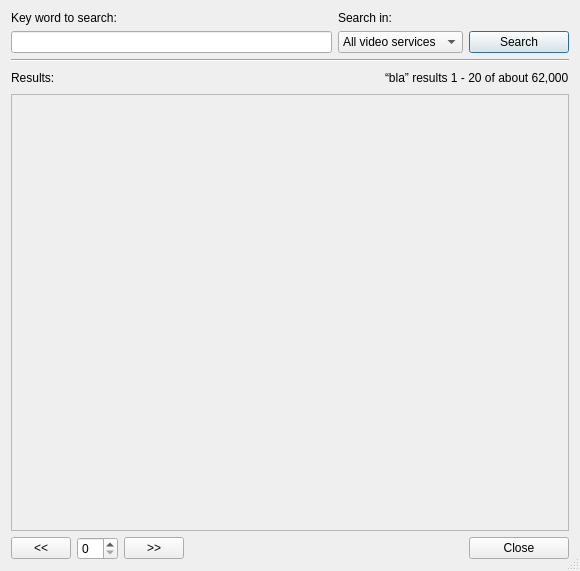
Qt form ui/searchvideos.ui (ckorn/xvst) before a commit.
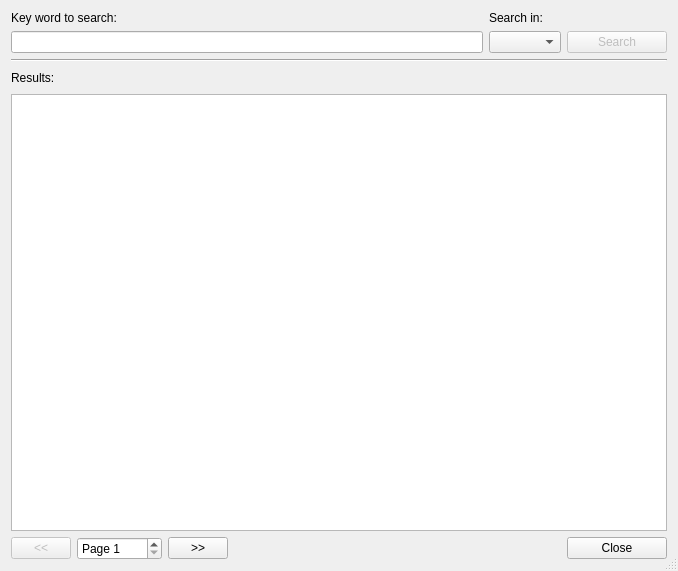
The same form after that commit. Icons and pictures are not drawn.

Patch:
```diff
--- a/ui/searchvideos.ui
+++ b/ui/searchvideos.ui
@@ -6,7 +6,7 @@
    <rect>
     <x>0</x>
     <y>0</y>
-    <width>580</width>
+    <width>678</width>
     <height>571</height>
    </rect>
   </property>
@@ -44,26 +44,13 @@
       <widget class="QLineEdit" name="edtKeyWord"/>
      </item>
      <item row="1" column="1">
-      <widget class="QComboBox" name="cmbSearchIn">
-       <item>
-        <property name="text">
-         <string>All video services</string>
-        </property>
-       </item>
-       <item>
-        <property name="text">
-         <string>Custom search</string>
-        </property>
-       </item>
-       <item>
-        <property name="text">
-         <string>Google Videos</string>
-        </property>
-       </item>
-      </widget>
+      <widget class="QComboBox" name="cmbSearchIn"/>
      </item>
      <item row="1" column="2">
       <widget class="QPushButton" name="btnSearch">
+       <property name="enabled">
+        <bool>false</bool>
+       </property>
        <property name="minimumSize">
         <size>
          <width>100</width>
@@ -112,7 +99,7 @@
      <item row="0" column="2">
       <widget class="QLabel" name="lblResultsCount">
        <property name="text">
-        <string>“bla” results 1 - 20 of about 62,000</string>
+        <string/>
        </property>
       </widget>
      </item>
@@ -133,10 +120,13 @@
          <rect>
           <x>0</x>
           <y>0</y>
-          <width>550</width>
+          <width>648</width>
           <height>375</height>
          </rect>
         </property>
+        <property name="styleSheet">
+         <string>QWidget{background: white;}</string>
+        </property>
         <layout class="QGridLayout" name="gridLayout_3">
          <property name="margin">
           <number>2</number>
@@ -161,6 +151,9 @@
     <layout class="QHBoxLayout" name="horizontalLayout">
      <item>
       <widget class="QPushButton" name="btnPrevSearch">
+       <property name="enabled">
+        <bool>false</bool>
+       </property>
        <property name="maximumSize">
         <size>
          <width>60</width>
@@ -173,7 +166,17 @@
       </widget>
      </item>
      <item>
-      <widget class="QSpinBox" name="spinBoxPage"/>
+      <widget class="QSpinBox" name="spinBoxPage">
+       <property name="prefix">
+        <string>Page </string>
+       </property>
+       <property name="minimum">
+        <number>1</number>
+       </property>
+       <property name="maximum">
+        <number>9999</number>
+       </property>
+      </widget>
      </item>
      <item>
       <widget class="QPushButton" name="btnNextSearch">
```
Left out of the diff: 25 changed lines with no effect on the pictures.
